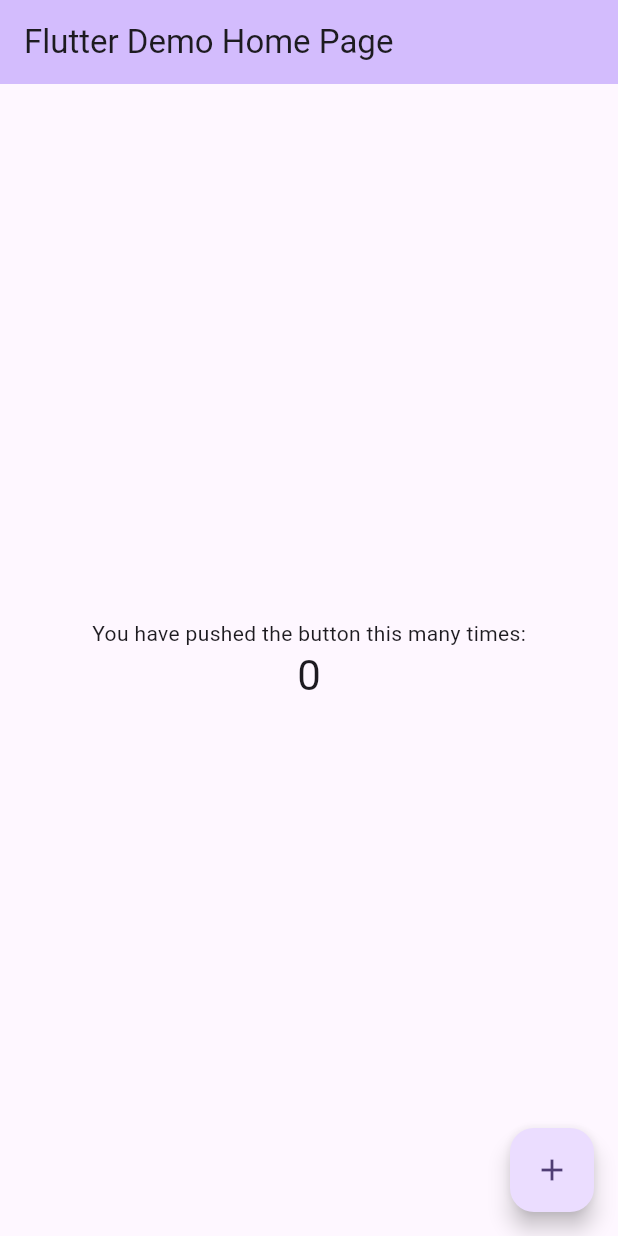
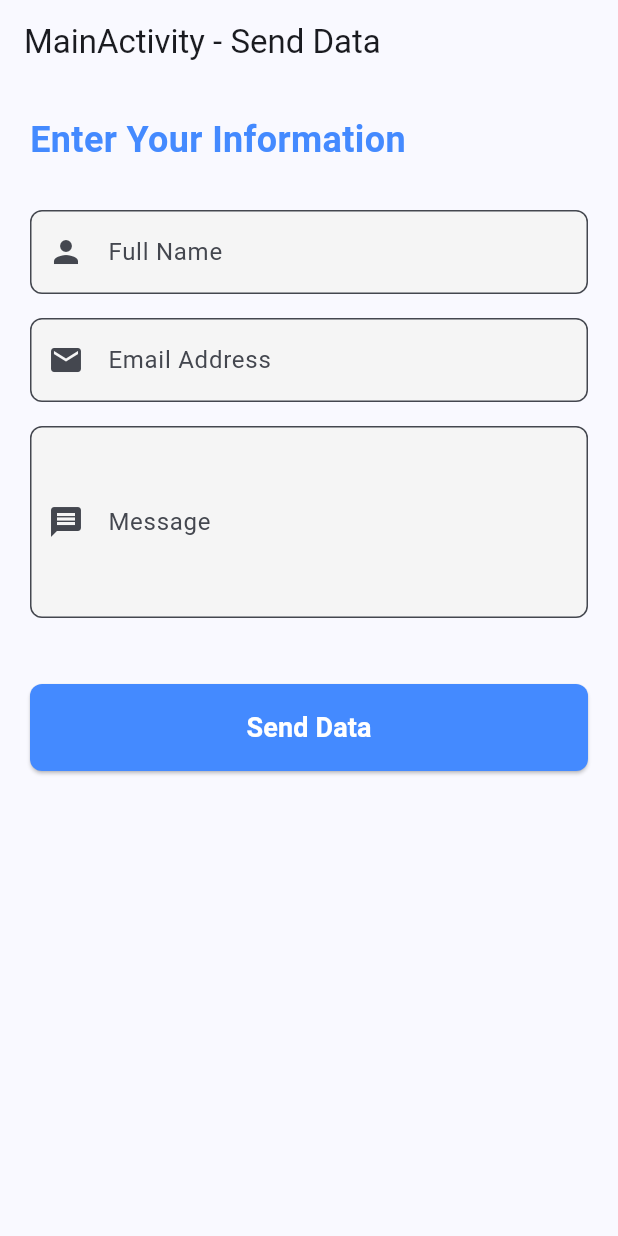
Before and after one commit to DharmikGohil013/Mobile-App-2, a Flutter app: the screen it shows after launch, on a phone screen of 412 x 824 dp. Run offline on Flutter 3.47's test engine with Material 3 defaults, Android fonts, the phone set to English and light mode, and no system bars.

Commit message:
task 2 complet

```diff
--- a/task2/lib/main.dart
+++ b/task2/lib/main.dart
@@ -7,116 +7,340 @@ void main() {
 class MyApp extends StatelessWidget {
   const MyApp({super.key});
 
-  // This widget is the root of your application.
   @override
   Widget build(BuildContext context) {
     return MaterialApp(
-      title: 'Flutter Demo',
+      title: 'Intent Data Transfer App',
       theme: ThemeData(
-        // This is the theme of your application.
-        //
-        // TRY THIS: Try running your application with "flutter run". You'll see
-        // the application has a purple toolbar. Then, without quitting the app,
-        // try changing the seedColor in the colorScheme below to Colors.green
-        // and then invoke "hot reload" (save your changes or press the "hot
-        // reload" button in a Flutter-supported IDE, or press "r" if you used
-        // the command line to start the app).
-        //
-        // Notice that the counter didn't reset back to zero; the application
-        // state is not lost during the reload. To reset the state, use hot
-        // restart instead.
-        //
-        // This works for code too, not just values: Most code changes can be
-        // tested with just a hot reload.
-        colorScheme: .fromSeed(seedColor: Colors.deepPurple),
+        colorScheme: ColorScheme.fromSeed(seedColor: Colors.blueAccent),
+        useMaterial3: true,
       ),
-      home: const MyHomePage(title: 'Flutter Demo Home Page'),
+      home: const MainActivity(),
     );
   }
 }
 
-class MyHomePage extends StatefulWidget {
-  const MyHomePage({super.key, required this.title});
-
-  // This widget is the home page of your application. It is stateful, meaning
-  // that it has a State object (defined below) that contains fields that affect
-  // how it looks.
-
-  // This class is the configuration for the state. It holds the values (in this
-  // case the title) provided by the parent (in this case the App widget) and
-  // used by the build method of the State. Fields in a Widget subclass are
-  // always marked "final".
-
-  final String title;
+// MainActivity equivalent - First Screen for data input
+class MainActivity extends StatefulWidget {
+  const MainActivity({super.key});
 
   @override
-  State<MyHomePage> createState() => _MyHomePageState();
+  State<MainActivity> createState() => _MainActivityState();
 }
 
-class _MyHomePageState extends State<MyHomePage> {
-  int _counter = 0;
+class _MainActivityState extends State<MainActivity> {
+  final TextEditingController _nameController = TextEditingController();
+  final TextEditingController _emailController = TextEditingController();
+  final TextEditingController _messageController = TextEditingController();
+  String _feedbackMessage = '';
+  Color _feedbackColor = Colors.transparent;
 
-  void _incrementCounter() {
+  void _sendData() {
+    // Validation: Check if fields are empty
+    if (_nameController.text.isEmpty ||
+        _emailController.text.isEmpty ||
+        _messageController.text.isEmpty) {
+      setState(() {
+        _feedbackMessage = '❌ All fields are required!';
+        _feedbackColor = Colors.red;
+      });
+      return;
+    }
+
+    // Validate email format
+    if (!_isValidEmail(_emailController.text)) {
+      setState(() {
+        _feedbackMessage = '❌ Please enter a valid email address!';
+        _feedbackColor = Colors.red;
+      });
+      return;
+    }
+
+    // If validation passes, prepare data and navigate to SecondActivity
+    final userData = {
+      'name': _nameController.text,
+      'email': _emailController.text,
+      'message': _messageController.text,
+    };
+
     setState(() {
-      // This call to setState tells the Flutter framework that something has
-      // changed in this State, which causes it to rerun the build method below
-      // so that the display can reflect the updated values. If we changed
-      // _counter without calling setState(), then the build method would not be
-      // called again, and so nothing would appear to happen.
-      _counter++;
+      _feedbackMessage = '✓ Data sent successfully!';
+      _feedbackColor = Colors.green;
     });
+
+    // Navigate to SecondActivity with data (using explicit route/intent equivalent)
+    Future.delayed(const Duration(milliseconds: 500), () {
+      Navigator.push(
+        context,
+        MaterialPageRoute(
+          builder: (context) => SecondActivity(userData: userData),
+        ),
+      );
+    });
+  }
+
+  bool _isValidEmail(String email) {
+    final emailRegex = RegExp(r'^[a-zA-Z0-9._%+-]+@[a-zA-Z0-9.-]+\.[a-zA-Z]{2,}$');
+    return emailRegex.hasMatch(email);
+  }
+
+  @override
+  void dispose() {
+    _nameController.dispose();
+    _emailController.dispose();
+    _messageController.dispose();
+    super.dispose();
   }
 
   @override
   Widget build(BuildContext context) {
-    // This method is rerun every time setState is called, for instance as done
-    // by the _incrementCounter method above.
-    //
-    // The Flutter framework has been optimized to make rerunning build methods
-    // fast, so that you can just rebuild anything that needs updating rather
-    // than having to individually change instances of widgets.
     return Scaffold(
       appBar: AppBar(
-        // TRY THIS: Try changing the color here to a specific color (to
-        // Colors.amber, perhaps?) and trigger a hot reload to see the AppBar
-        // change color while the other colors stay the same.
-        backgroundColor: Theme.of(context).colorScheme.inversePrimary,
-        // Here we take the value from the MyHomePage object that was created by
-        // the App.build method, and use it to set our appbar title.
-        title: Text(widget.title),
+        title: const Text('MainActivity - Send Data'),
+        elevation: 0,
       ),
-      body: Center(
-        // Center is a layout widget. It takes a single child and positions it
-        // in the middle of the parent.
-        child: Column(
-          // Column is also a layout widget. It takes a list of children and
-          // arranges them vertically. By default, it sizes itself to fit its
-          // children horizontally, and tries to be as tall as its parent.
-          //
-          // Column has various properties to control how it sizes itself and
-          // how it positions its children. Here we use mainAxisAlignment to
-          // center the children vertically; the main axis here is the vertical
-          // axis because Columns are vertical (the cross axis would be
-          // horizontal).
-          //
-          // TRY THIS: Invoke "debug painting" (choose the "Toggle Debug Paint"
-          // action in the IDE, or press "p" in the console), to see the
-          // wireframe for each widget.
-          mainAxisAlignment: .center,
-          children: [
-            const Text('You have pushed the button this many times:'),
-            Text(
-              '$_counter',
-              style: Theme.of(context).textTheme.headlineMedium,
-            ),
-          ],
+      body: SingleChildScrollView(
+        child: Padding(
+          padding: const EdgeInsets.all(20.0),
+          child: Column(
+            crossAxisAlignment: CrossAxisAlignment.stretch,
+            children: [
+              // Header
+              const Text(
+                'Enter Your Information',
+                style: TextStyle(
+                  fontSize: 24,
+                  fontWeight: FontWeight.bold,
+                  color: Colors.blueAccent,
+                ),
+              ),
+              const SizedBox(height: 30),
+
+              // Name Input Field
+              TextField(
+                controller: _nameController,
+                decoration: InputDecoration(
+                  labelText: 'Full Name',
+                  hintText: 'Enter your full name',
+                  border: OutlineInputBorder(
+                    borderRadius: BorderRadius.circular(8),
+                  ),
+                  prefixIcon: const Icon(Icons.person),
+                  filled: true,
+                  fillColor: Colors.grey[100],
+                ),
+              ),
+              const SizedBox(height: 16),
+
+              // Email Input Field
+              TextField(
+                controller: _emailController,
+                keyboardType: TextInputType.emailAddress,
+                decoration: InputDecoration(
+                  labelText: 'Email Address',
+                  hintText: 'Enter your email address',
+                  border: OutlineInputBorder(
+                    borderRadius: BorderRadius.circular(8),
+                  ),
+                  prefixIcon: const Icon(Icons.email),
+                  filled: true,
+                  fillColor: Colors.grey[100],
+                ),
+              ),
+              const SizedBox(height: 16),
+
+              // Message Input Field
+              TextField(
+                controller: _messageController,
+                maxLines: 4,
+                decoration: InputDecoration(
+                  labelText: 'Message',
+                  hintText: 'Enter your message',
+                  border: OutlineInputBorder(
+                    borderRadius: BorderRadius.circular(8),
+                  ),
+                  prefixIcon: const Icon(Icons.message),
+                  filled: true,
+                  fillColor: Colors.grey[100],
+                ),
+              ),
+              const SizedBox(height: 20),
+
+              // Feedback Message
+              if (_feedbackMessage.isNotEmpty)
+                Container(
+                  padding: const EdgeInsets.all(12),
+                  decoration: BoxDecoration(
+                    color: _feedbackColor.withOpacity(0.1),
+                    border: Border.all(color: _feedbackColor),
+                    borderRadius: BorderRadius.circular(8),
+                  ),
+                  child: Text(
+                    _feedbackMessage,
+                    style: TextStyle(
+                      color: _feedbackColor,
+                      fontWeight: FontWeight.w600,
+                    ),
+                  ),
+                ),
+              const SizedBox(height: 24),
+
+              // Send Data Button
+              ElevatedButton(
+                onPressed: _sendData,
+                style: ElevatedButton.styleFrom(
+                  backgroundColor: Colors.blueAccent,
+                  padding: const EdgeInsets.symmetric(vertical: 16),
+                  shape: RoundedRectangleBorder(
+                    borderRadius: BorderRadius.circular(8),
+                  ),
+                ),
+                child: const Text(
+                  'Send Data',
+                  style: TextStyle(
+                    fontSize: 18,
+                    fontWeight: FontWeight.bold,
+                    color: Colors.white,
+                  ),
+                ),
+              ),
+            ],
+          ),
         ),
-      ),
-      floatingActionButton: FloatingActionButton(
-        onPressed: _incrementCounter,
-        tooltip: 'Increment',
-        child: const Icon(Icons.add),
       ),
     );
   }
 }
+
+// SecondActivity equivalent - Second Screen for displaying received data
+class SecondActivity extends StatelessWidget {
+  final Map<String, String> userData;
+
+  const SecondActivity({super.key, required this.userData});
+
+  @override
+  Widget build(BuildContext context) {
+    return Scaffold(
+      appBar: AppBar(
+        title: const Text('SecondActivity - Received Data'),
+        elevation: 0,
+        leading: IconButton(
+          icon: const Icon(Icons.arrow_back),
+          onPressed: () {
+            Navigator.pop(context); // Back button functionality
+          },
+        ),
+      ),
+      body: SingleChildScrollView(
+        child: Padding(
+          padding: const EdgeInsets.all(20.0),
+          child: Column(
+            crossAxisAlignment: CrossAxisAlignment.stretch,
+            children: [
+              // Header
+              const Text(
+                'Data Received From MainActivity',
+                style: TextStyle(
+                  fontSize: 24,
+                  fontWeight: FontWeight.bold,
+                  color: Colors.blueAccent,
+                ),
+              ),
+              const SizedBox(height: 30),
+
+              // Name Display (TextView equivalent)
+              _buildDataCard(
+                icon: Icons.person,
+                label: 'Full Name',
+                value: userData['name'] ?? 'N/A',
+              ),
+              const SizedBox(height: 16),
+
+              // Email Display (TextView equivalent)
+              _buildDataCard(
+                icon: Icons.email,
+                label: 'Email Address',
+                value: userData['email'] ?? 'N/A',
+              ),
+              const SizedBox(height: 16),
+
+              // Message Display (TextView equivalent)
+              _buildDataCard(
+                icon: Icons.message,
+                label: 'Message',
+                value: userData['message'] ?? 'N/A',
+              ),
+              const SizedBox(height: 30),
+
+              // Back to MainActivity Button
+              ElevatedButton(
+                onPressed: () {
+                  Navigator.pop(context);
+                },
+                style: ElevatedButton.styleFrom(
+                  backgroundColor: Colors.greenAccent,
+                  padding: const EdgeInsets.symmetric(vertical: 16),
+                  shape: RoundedRectangleBorder(
+                    borderRadius: BorderRadius.circular(8),
+                  ),
+                ),
+                child: const Text(
+                  'Back to MainActivity',
+                  style: TextStyle(
+                    fontSize: 18,
+                    fontWeight: FontWeight.bold,
+                    color: Colors.white,
+                  ),
+                ),
+              ),
+            ],
+          ),
+        ),
+      ),
+    );
+  }
+
+  // Helper widget to display data cards
+  Widget _buildDataCard({
+    required IconData icon,
+    required String label,
+    required String value,
+  }) {
+    return Container(
+      padding: const EdgeInsets.all(16),
+      decoration: BoxDecoration(
+        color: Colors.blue[50],
+        border: Border.all(color: Colors.blueAccent, width: 2),
+        borderRadius: BorderRadius.circular(8),
+      ),
+      child: Column(
+        crossAxisAlignment: CrossAxisAlignment.start,
+        children: [
+          Row(
+            children: [
+              Icon(icon, color: Colors.blueAccent),
+              const SizedBox(width: 12),
+              Text(
+                label,
+                style: const TextStyle(
+                  fontSize: 14,
+                  fontWeight: FontWeight.bold,
+                  color: Colors.grey,
+                ),
+              ),
+            ],
+          ),
+          const SizedBox(height: 8),
+          Text(
+            value,
+            style: const TextStyle(
+              fontSize: 16,
+              fontWeight: FontWeight.w600,
+              color: Colors.black87,
+            ),
+          ),
+        ],
+      ),
+    );
+  }
+}
```
